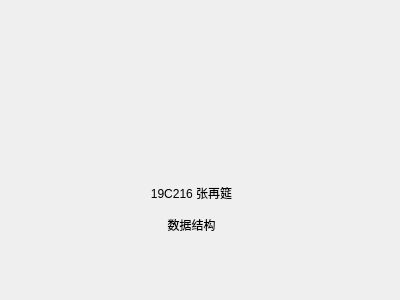
The window that menu.ui (zzaiyan/VisualList-Qt) describes before a commit, drawn with Qt 5.
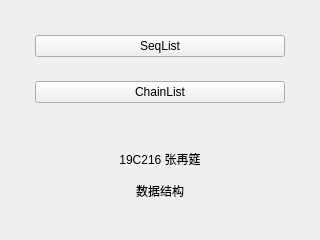
The same window after the commit.

Diff of the .ui file:
```diff
--- a/menu.ui
+++ b/menu.ui
@@ -6,22 +6,47 @@
    <rect>
     <x>0</x>
     <y>0</y>
-    <width>400</width>
-    <height>300</height>
+    <width>320</width>
+    <height>240</height>
    </rect>
   </property>
   <property name="windowTitle">
    <string>Form</string>
   </property>
+  <layout class="QVBoxLayout" name="verticalLayout">
+   <item>
+    <layout class="QGridLayout" name="gridLayout">
+     <property name="leftMargin">
+      <number>24</number>
+     </property>
+     <property name="topMargin">
+      <number>24</number>
+     </property>
+     <property name="rightMargin">
+      <number>24</number>
+     </property>
+     <property name="bottomMargin">
+      <number>6</number>
+     </property>
+     <property name="spacing">
+      <number>24</number>
+     </property>
+     <item row="0" column="0">
+      <widget class="QPushButton" name="buttonSeq">
+       <property name="text">
+        <string>SeqList</string>
+       </property>
+      </widget>
+     </item>
+     <item row="1" column="0">
+      <widget class="QPushButton" name="buttonLink">
+       <property name="text">
+        <string>ChainList</string>
+       </property>
+      </widget>
+     </item>
+     <item row="2" column="0">
   <widget class="QLabel" name="labelRight">
-   <property name="geometry">
-    <rect>
-     <x>90</x>
-     <y>170</y>
-     <width>203</width>
-     <height>78</height>
-    </rect>
-   </property>
    <property name="text">
     <string>19C216 张再筵
 
@@ -31,6 +56,10 @@
     <set>Qt::AlignCenter</set>
    </property>
   </widget>
+     </item>
+    </layout>
+   </item>
+  </layout>
  </widget>
  <resources/>
  <connections/>
```
Left out of the diff: 2 changed lines with no effect on the pictures. Lines whose indentation alone changed are shown as unchanged.
